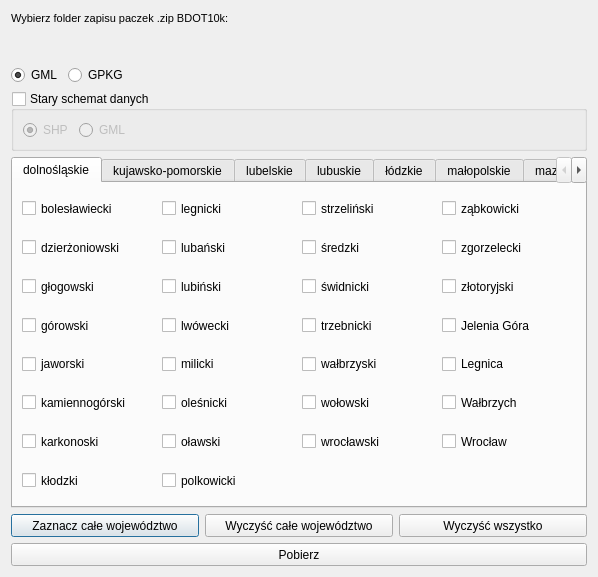
This is bdot10k_dialog_base.ui in marylaGIS/bdot10k as Qt 5 draws it before an edit. The edited form follows.
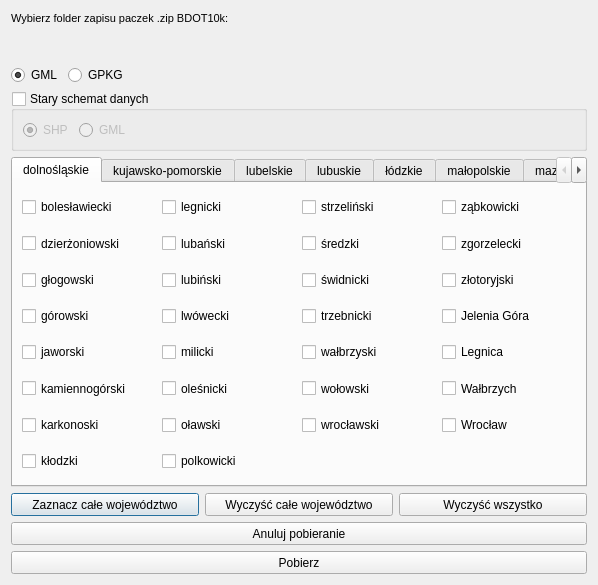
This is the edited form. Custom widgets are drawn as their Qt base class.

Commit message: added cancel dwnl button

Diff of the .ui file:
```diff
--- a/bdot10k_dialog_base.ui
+++ b/bdot10k_dialog_base.ui
@@ -279,6 +279,25 @@
     </layout>
    </item>
    <item row="7" column="0">
+    <widget class="QPushButton" name="btnCancelDwnl">
+     <property name="minimumSize">
+      <size>
+       <width>150</width>
+       <height>23</height>
+      </size>
+     </property>
+     <property name="maximumSize">
+      <size>
+       <width>16777215</width>
+       <height>23</height>
+      </size>
+     </property>
+     <property name="text">
+      <string>Anuluj pobieranie</string>
+     </property>
+    </widget>
+   </item>
+   <item row="8" column="0">
     <widget class="QPushButton" name="btnDwnl">
      <property name="minimumSize">
       <size>
```
The commit also changes 4 other files.
